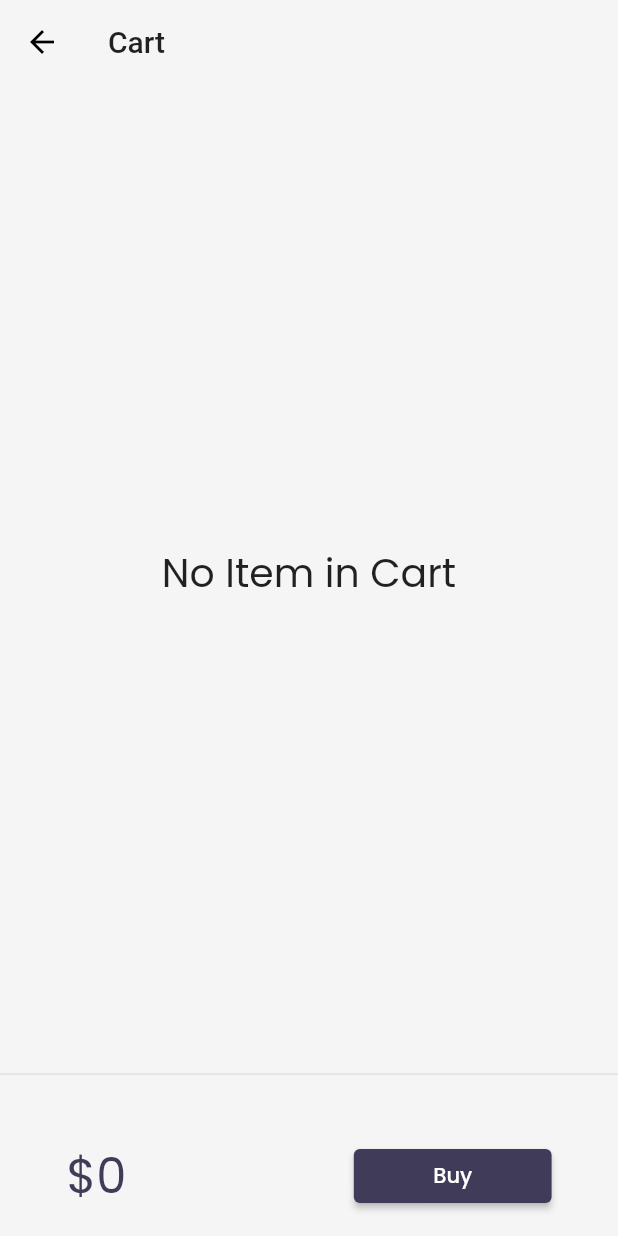
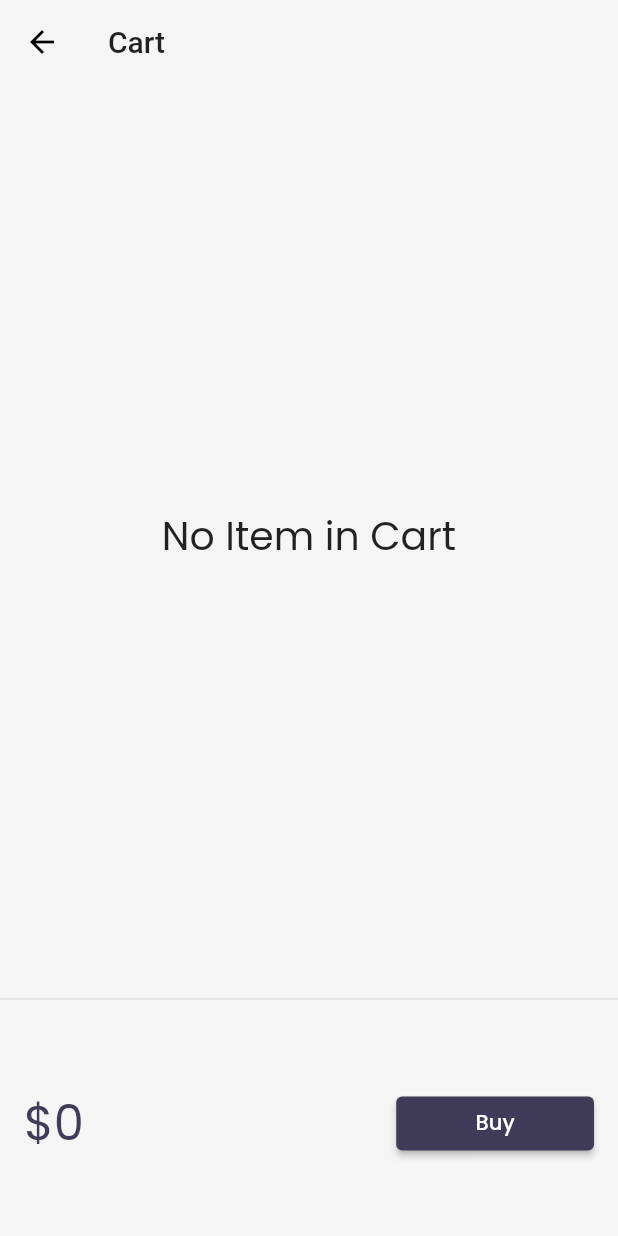
Before and after one commit to Rohit-Chandra-007/Tech-Market, a Flutter app: the CartPage screen opened by its route, on a phone screen of 412 x 824 dp. Run offline on Flutter 3.47's test engine with Material 2 defaults, Android fonts, the phone set to English and light mode, and no system bars; drawn by our look-alikes of velocity_x; our stand-ins replace google_fonts; network calls fail.

Commit message:
button alignment fixes

```diff
--- a/lib/pages/cart_page.dart
+++ b/lib/pages/cart_page.dart
@@ -31,12 +31,12 @@ class CartTotal extends StatelessWidget {
   Widget build(BuildContext context) {
     final _cart = CartModel();
     return SizedBox(
-      height: 100,
+      height: 150,
       child: Padding(
-        padding: const EdgeInsets.all(16.0),
+        padding: const EdgeInsets.all(16),
         child: Row(
-          mainAxisAlignment: MainAxisAlignment.spaceAround,
-          crossAxisAlignment: CrossAxisAlignment.end,
+          mainAxisAlignment: MainAxisAlignment.spaceBetween,
+          crossAxisAlignment: CrossAxisAlignment.center,
           children: [
             Text(
               "\$${_cart.totalPrice} ",
```
Also changed, not shown: lib/pages/product_page.dart (+4 -7 lines).
